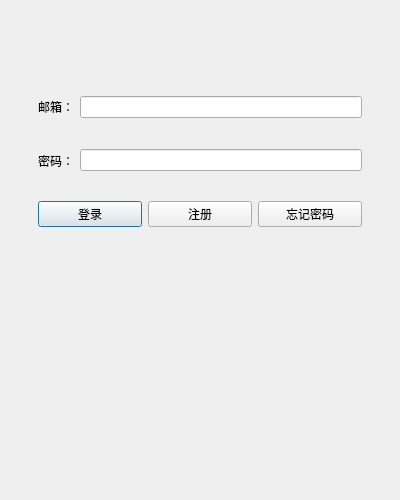
Before: the Qt Designer form wChat_client/logindialog.ui in Eulernumber233/wChat, drawn with Qt 5.
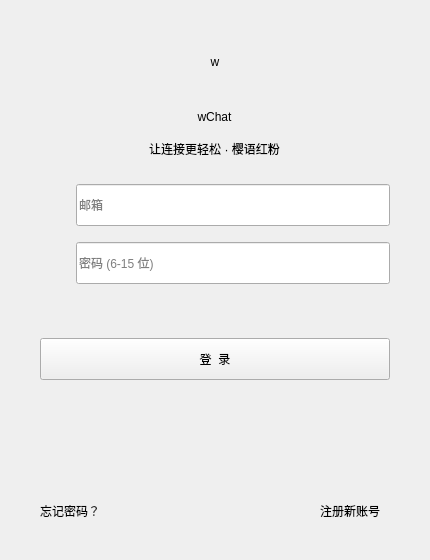
After: the same form once the commit is applied. Icons and pictures are not drawn. Custom widgets are drawn as their Qt base class.

The edit to the form file:
```diff
--- a/wChat_client/logindialog.ui
+++ b/wChat_client/logindialog.ui
@@ -1,150 +1,200 @@
 <?xml version="1.0" encoding="UTF-8"?>
 <ui version="4.0">
  <class>LoginDialog</class>
- <widget class="QDialog" name="LoginDialog">
+ <widget class="QWidget" name="LoginDialog">
   <property name="geometry">
    <rect>
     <x>0</x>
     <y>0</y>
-    <width>400</width>
-    <height>500</height>
+    <width>430</width>
+    <height>560</height>
    </rect>
   </property>
   <property name="minimumSize">
    <size>
-    <width>400</width>
-    <height>500</height>
+    <width>430</width>
+    <height>560</height>
    </size>
   </property>
   <property name="maximumSize">
    <size>
-    <width>400</width>
-    <height>500</height>
+    <width>430</width>
+    <height>560</height>
    </size>
   </property>
-  <property name="windowTitle">
-   <string>Dialog</string>
-  </property>
-  <property name="sizeGripEnabled">
-   <bool>false</bool>
-  </property>
-  <layout class="QHBoxLayout" name="horizontalLayout_3">
+
+  <layout class="QVBoxLayout" name="page_layout">
+   <property name="leftMargin"><number>40</number></property>
+   <property name="topMargin"><number>30</number></property>
+   <property name="rightMargin"><number>40</number></property>
+   <property name="bottomMargin"><number>36</number></property>
+   <property name="spacing"><number>16</number></property>
+
+   <item alignment="Qt::AlignHCenter">
+    <widget class="QLabel" name="auth_logo">
+     <property name="minimumSize"><size><width>64</width><height>64</height></size></property>
+     <property name="maximumSize"><size><width>64</width><height>64</height></size></property>
+     <property name="text"><string>w</string></property>
+     <property name="alignment"><set>Qt::AlignmentFlag::AlignCenter</set></property>
+    </widget>
+   </item>
+   <item alignment="Qt::AlignHCenter">
+    <widget class="QLabel" name="auth_title">
+     <property name="text"><string>wChat</string></property>
+     <property name="alignment"><set>Qt::AlignmentFlag::AlignCenter</set></property>
+    </widget>
+   </item>
+   <item alignment="Qt::AlignHCenter">
+    <widget class="QLabel" name="auth_sub">
+     <property name="text"><string>让连接更轻松 · 樱语红粉</string></property>
+     <property name="alignment"><set>Qt::AlignmentFlag::AlignCenter</set></property>
+    </widget>
+   </item>
+
    <item>
-    <widget class="QWidget" name="widget_7" native="true">
-     <layout class="QVBoxLayout" name="verticalLayout_2">
+    <spacer name="vs_before_fields">
+     <property name="orientation"><enum>Qt::Orientation::Vertical</enum></property>
+     <property name="sizeType"><enum>QSizePolicy::Policy::Fixed</enum></property>
+     <property name="sizeHint" stdset="0"><size><width>20</width><height>10</height></size></property>
+    </spacer>
+   </item>
+
+   <!-- Email field -->
+   <item>
+    <widget class="QWidget" name="email_field" native="true">
+     <property name="minimumSize"><size><width>0</width><height>42</height></size></property>
+     <property name="maximumSize"><size><width>16777215</width><height>42</height></size></property>
+     <layout class="QHBoxLayout" name="email_field_layout">
+      <property name="leftMargin"><number>0</number></property>
+      <property name="topMargin"><number>0</number></property>
+      <property name="rightMargin"><number>0</number></property>
+      <property name="bottomMargin"><number>0</number></property>
+      <property name="spacing"><number>0</number></property>
       <item>
-       <widget class="QWidget" name="widget_2" native="true">
-        <layout class="QVBoxLayout" name="verticalLayout">
-         <item>
-          <widget class="QWidget" name="widget_5" native="true">
-           <layout class="QHBoxLayout" name="horizontalLayout_5">
-            <item>
-             <widget class="QLabel" name="err_tip">
-              <property name="sizePolicy">
-               <sizepolicy hsizetype="Ignored" vsizetype="Preferred">
-                <horstretch>0</horstretch>
-                <verstretch>0</verstretch>
-               </sizepolicy>
-              </property>
-              <property name="text">
-               <string/>
-              </property>
-             </widget>
-            </item>
-           </layout>
-          </widget>
-         </item>
-         <item>
-          <widget class="QWidget" name="widget_3" native="true">
-           <layout class="QHBoxLayout" name="horizontalLayout_2">
-            <item>
-             <widget class="QLabel" name="email_label">
-              <property name="text">
-               <string>邮箱：</string>
-              </property>
-             </widget>
-            </item>
-            <item>
-             <widget class="QLineEdit" name="email_edit"/>
-            </item>
-           </layout>
-          </widget>
-         </item>
-         <item>
-          <widget class="QWidget" name="widget_4" native="true">
-           <layout class="QHBoxLayout" name="horizontalLayout">
-            <item>
-             <widget class="QLabel" name="pass_label">
-              <property name="text">
-               <string>密码：</string>
-              </property>
-             </widget>
-            </item>
-            <item>
-             <widget class="QLineEdit" name="pass_edit"/>
-            </item>
-           </layout>
-          </widget>
-         </item>
-         <item>
-          <widget class="QWidget" name="widget_6" native="true">
-           <layout class="QHBoxLayout" name="horizontalLayout_4">
-            <item>
-             <widget class="QPushButton" name="login_btn">
-              <property name="text">
-               <string>登录</string>
-              </property>
-             </widget>
-            </item>
-            <item>
-             <widget class="QPushButton" name="reg_btn">
-              <property name="text">
-               <string>注册</string>
-              </property>
-             </widget>
-            </item>
-            <item>
-             <widget class="ClickedLabel" name="forget_label">
-              <property name="text">
-               <string>忘记密码</string>
-              </property>
-             </widget>
-            </item>
-           </layout>
-          </widget>
-         </item>
-        </layout>
+       <widget class="QLabel" name="email_icon">
+        <property name="minimumSize"><size><width>36</width><height>42</height></size></property>
+        <property name="maximumSize"><size><width>36</width><height>42</height></size></property>
+        <property name="text"><string/></property>
+        <property name="alignment"><set>Qt::AlignmentFlag::AlignCenter</set></property>
        </widget>
       </item>
       <item>
-       <widget class="QWidget" name="widget" native="true">
-        <widget class="QLabel" name="head_label">
-         <property name="geometry">
-          <rect>
-           <x>80</x>
-           <y>50</y>
-           <width>131</width>
-           <height>91</height>
-          </rect>
-         </property>
-         <property name="text">
-          <string/>
-         </property>
-         <property name="pixmap">
-          <pixmap resource="asserts.qrc">:/asserts/apple_tree.png</pixmap>
-         </property>
-        </widget>
+       <widget class="QLineEdit" name="email_edit">
+        <property name="minimumSize"><size><width>0</width><height>42</height></size></property>
+        <property name="placeholderText"><string>邮箱</string></property>
        </widget>
       </item>
      </layout>
     </widget>
    </item>
+
+   <!-- Password field -->
+   <item>
+    <widget class="QWidget" name="pass_field" native="true">
+     <property name="minimumSize"><size><width>0</width><height>42</height></size></property>
+     <property name="maximumSize"><size><width>16777215</width><height>42</height></size></property>
+     <layout class="QHBoxLayout" name="pass_field_layout">
+      <property name="leftMargin"><number>0</number></property>
+      <property name="topMargin"><number>0</number></property>
+      <property name="rightMargin"><number>0</number></property>
+      <property name="bottomMargin"><number>0</number></property>
+      <property name="spacing"><number>0</number></property>
+      <item>
+       <widget class="QLabel" name="pass_icon">
+        <property name="minimumSize"><size><width>36</width><height>42</height></size></property>
+        <property name="maximumSize"><size><width>36</width><height>42</height></size></property>
+        <property name="text"><string/></property>
+        <property name="alignment"><set>Qt::AlignmentFlag::AlignCenter</set></property>
+       </widget>
+      </item>
+      <item>
+       <widget class="QLineEdit" name="pass_edit">
+        <property name="minimumSize"><size><width>0</width><height>42</height></size></property>
+        <property name="placeholderText"><string>密码 (6-15 位)</string></property>
+       </widget>
+      </item>
+     </layout>
+    </widget>
+   </item>
+
+   <!-- Err tip area: shows loading spinner + text, or plain error text -->
+   <item>
+    <widget class="QWidget" name="tip_wid" native="true">
+     <property name="minimumSize"><size><width>0</width><height>22</height></size></property>
+     <property name="maximumSize"><size><width>16777215</width><height>22</height></size></property>
+     <layout class="QHBoxLayout" name="tip_wid_layout">
+      <property name="leftMargin"><number>0</number></property>
+      <property name="topMargin"><number>0</number></property>
+      <property name="rightMargin"><number>0</number></property>
+      <property name="bottomMargin"><number>0</number></property>
+      <property name="spacing"><number>6</number></property>
+      <item>
+       <widget class="QLabel" name="err_tip_icon">
+        <property name="minimumSize"><size><width>18</width><height>18</height></size></property>
+        <property name="maximumSize"><size><width>18</width><height>18</height></size></property>
+        <property name="text"><string/></property>
+       </widget>
+      </item>
+      <item>
+       <widget class="QLabel" name="err_tip">
+        <property name="minimumSize"><size><width>0</width><height>18</height></size></property>
+        <property name="maximumSize"><size><width>16777215</width><height>18</height></size></property>
+        <property name="text"><string/></property>
+        <property name="alignment"><set>Qt::AlignmentFlag::AlignLeading|Qt::AlignmentFlag::AlignLeft|Qt::AlignmentFlag::AlignVCenter</set></property>
+       </widget>
+      </item>
+     </layout>
+    </widget>
+   </item>
+
+   <item>
+    <widget class="QPushButton" name="login_btn">
+     <property name="minimumSize"><size><width>0</width><height>42</height></size></property>
+     <property name="maximumSize"><size><width>16777215</width><height>42</height></size></property>
+     <property name="text"><string>登  录</string></property>
+    </widget>
+   </item>
+
+   <item>
+    <spacer name="vs_after_btn">
+     <property name="orientation"><enum>Qt::Orientation::Vertical</enum></property>
+     <property name="sizeType"><enum>QSizePolicy::Policy::Expanding</enum></property>
+     <property name="sizeHint" stdset="0"><size><width>20</width><height>40</height></size></property>
+    </spacer>
+   </item>
+
+   <item>
+    <layout class="QHBoxLayout" name="auth_links">
+     <property name="leftMargin"><number>0</number></property>
+     <property name="topMargin"><number>0</number></property>
+     <property name="rightMargin"><number>0</number></property>
+     <property name="bottomMargin"><number>0</number></property>
+     <item>
+      <widget class="ClickedLabel" name="forget_label">
+       <property name="text"><string>忘记密码？</string></property>
+      </widget>
+     </item>
+     <item>
+      <spacer name="auth_links_spacer">
+       <property name="orientation"><enum>Qt::Orientation::Horizontal</enum></property>
+       <property name="sizeHint" stdset="0"><size><width>40</width><height>20</height></size></property>
+      </spacer>
+     </item>
+     <item>
+      <widget class="QPushButton" name="reg_btn">
+       <property name="text"><string>注册新账号</string></property>
+       <property name="flat"><bool>true</bool></property>
+      </widget>
+     </item>
+    </layout>
+   </item>
+
   </layout>
  </widget>
  <customwidgets>
   <customwidget>
    <class>ClickedLabel</class>
-   <extends>QPushButton</extends>
+   <extends>QLabel</extends>
    <header>clickedlabel.h</header>
   </customwidget>
  </customwidgets>
```
Left out of the diff: 5 changed lines with no effect on the pictures.
